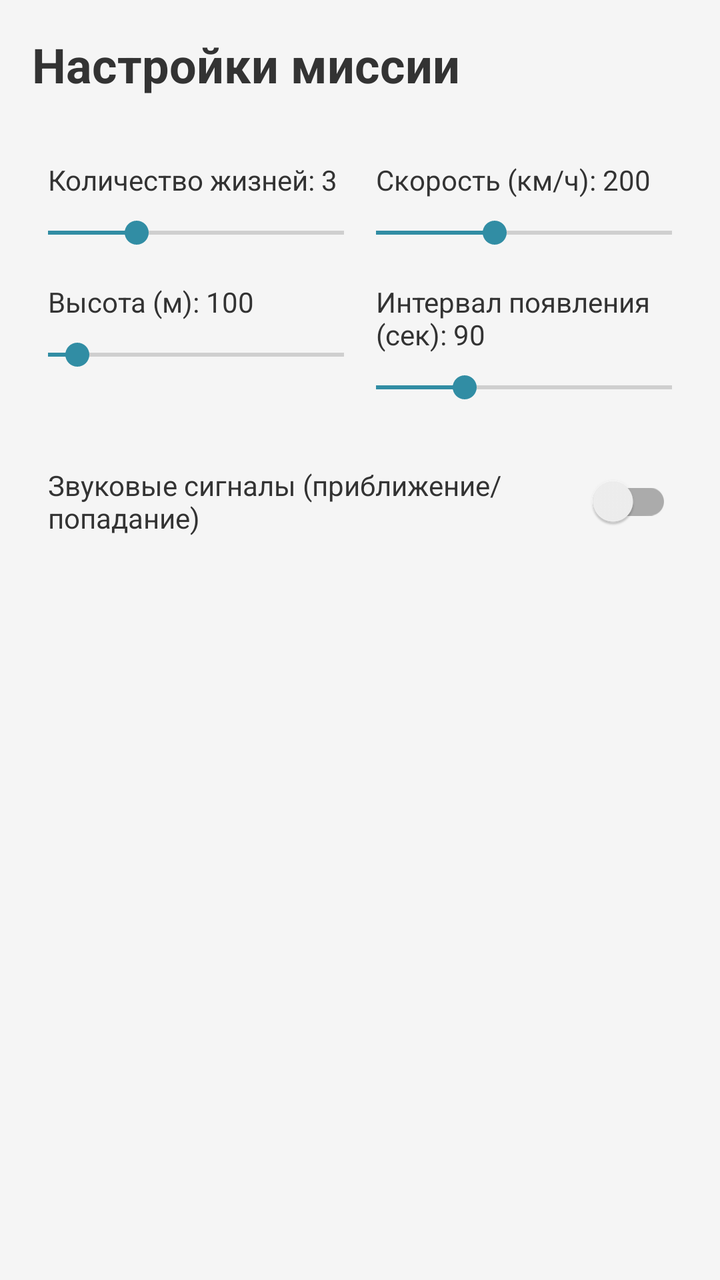
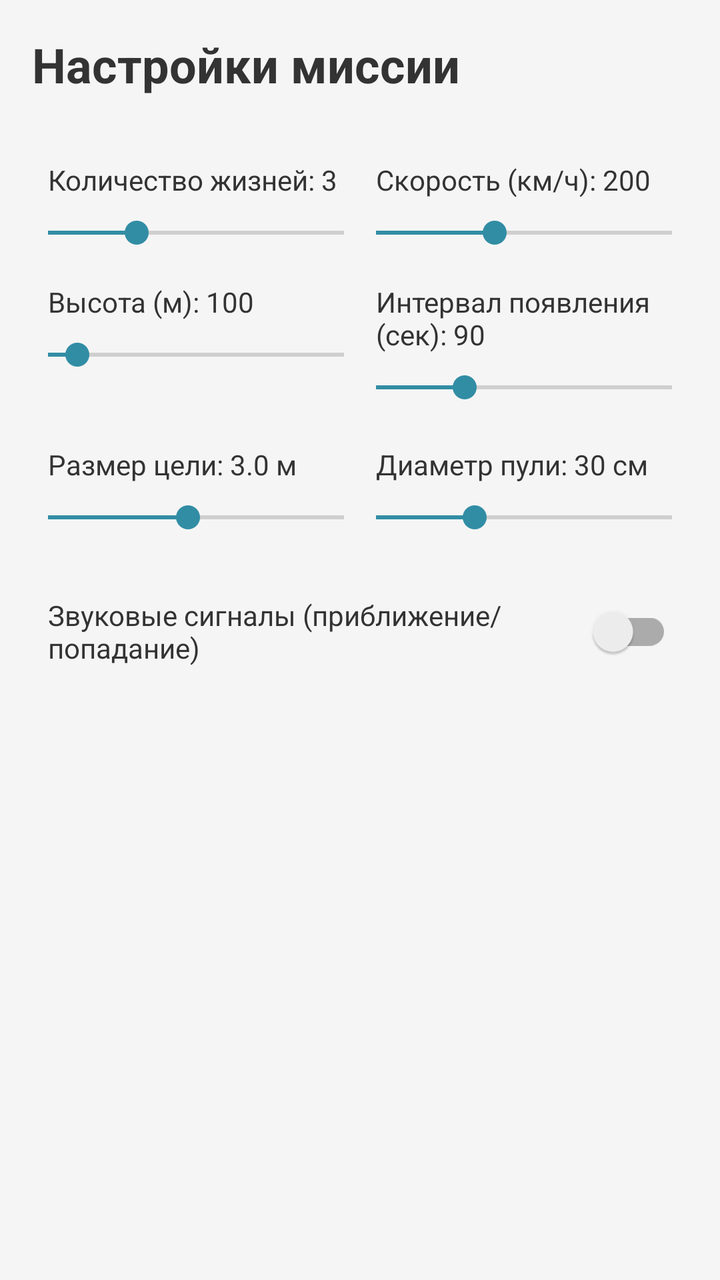

The first picture is an Android layout as it rendered before a commit; the second is the same layout after the commit. The layout source and the unified diff follow.
<!-- AndroidManifest.xml: application theme Theme.BerezaNet -->
<!-- res/layout/fragment_mission_settings.xml -->
<?xml version="1.0" encoding="utf-8"?>
<LinearLayout xmlns:android="http://schemas.android.com/apk/res/android"
    android:layout_width="match_parent"
    android:layout_height="match_parent"
    android:orientation="vertical"
    android:padding="16dp"
    android:background="#F5F5F5">

    <TextView
        android:layout_width="wrap_content"
        android:layout_height="wrap_content"
        android:text="Настройки миссии"
        android:textSize="24sp"
        android:textStyle="bold"
        android:layout_marginBottom="24dp"
        android:textColor="#333333"/>


    <GridLayout
        android:layout_width="match_parent"
        android:layout_height="wrap_content"
        android:columnCount="2"
        android:alignmentMode="alignMargins"
        android:columnOrderPreserved="false">

        
        <LinearLayout
            android:layout_width="0dp"
            android:layout_height="wrap_content"
            android:layout_columnWeight="1"
            android:orientation="vertical"
            android:padding="8dp">

            <TextView
                android:id="@+id/tv_lives_label"
                android:layout_width="wrap_content"
                android:layout_height="wrap_content"
                android:text="Количество жизней: 3"
                android:textSize="14sp"
                android:textColor="#333333"/>

            <SeekBar
                android:id="@+id/sb_lives"
                android:layout_width="match_parent"
                android:layout_height="wrap_content"
                android:max="10"
                android:progress="3"
                android:paddingStart="0dp"
                android:paddingEnd="0dp"
                android:layout_marginTop="8dp"/>
        </LinearLayout>

        
        <LinearLayout
            android:layout_width="0dp"
            android:layout_height="wrap_content"
            android:layout_columnWeight="1"
            android:orientation="vertical"
            android:padding="8dp">

            <TextView
                android:id="@+id/tv_speed_label"
                android:layout_width="wrap_content"
                android:layout_height="wrap_content"
                android:text="Скорость (км/ч): 200"
                android:textSize="14sp"
                android:textColor="#333333"/>

            <SeekBar
                android:id="@+id/sb_speed"
                android:layout_width="match_parent"
                android:layout_height="wrap_content"
                android:max="500"
                android:progress="200"
                android:paddingStart="0dp"
                android:paddingEnd="0dp"
                android:layout_marginTop="8dp"/>
        </LinearLayout>

        
        <LinearLayout
            android:layout_width="0dp"
            android:layout_height="wrap_content"
            android:layout_columnWeight="1"
            android:orientation="vertical"
            android:padding="8dp">

            <TextView
                android:id="@+id/tv_altitude_label"
                android:layout_width="wrap_content"
                android:layout_height="wrap_content"
                android:text="Высота (м): 100"
                android:textSize="14sp"
                android:textColor="#333333"/>

            <SeekBar
                android:id="@+id/sb_altitude"
                android:layout_width="match_parent"
                android:layout_height="wrap_content"
                android:max="1000"
                android:progress="100"
                android:paddingStart="0dp"
                android:paddingEnd="0dp"
                android:layout_marginTop="8dp"/>
        </LinearLayout>

        
        <LinearLayout
            android:layout_width="0dp"
            android:layout_height="wrap_content"
            android:layout_columnWeight="1"
            android:orientation="vertical"
            android:padding="8dp">

            <TextView
                android:id="@+id/tv_spawn_interval_label"
                android:layout_width="wrap_content"
                android:layout_height="wrap_content"
                android:text="Интервал появления (сек): 90"
                android:textSize="14sp"
                android:textColor="#333333"/>

            <SeekBar
                android:id="@+id/sb_spawn_interval"
                android:layout_width="match_parent"
                android:layout_height="wrap_content"
                android:max="300"
                android:progress="90"
                android:paddingStart="0dp"
                android:paddingEnd="0dp"
                android:layout_marginTop="8dp"/>
        </LinearLayout>
    </GridLayout>

    
    <LinearLayout
        android:layout_width="match_parent"
        android:layout_height="wrap_content"
        android:orientation="horizontal"
        android:padding="8dp"
        android:layout_marginTop="8dp"
        android:gravity="center_vertical">

        <TextView
            android:layout_width="0dp"
            android:layout_height="wrap_content"
            android:layout_weight="1"
            android:text="Звуковые сигналы (приближение/попадание)"
            android:textSize="14sp"
            android:textColor="#333333"/>

        <androidx.appcompat.widget.SwitchCompat
            android:id="@+id/sw_sound_enabled"
            android:layout_width="wrap_content"
            android:layout_height="wrap_content"
            android:checked="false"
            android:textColor="#333333"
            android:textSize="14sp"/>
    </LinearLayout>

</LinearLayout>
<!-- resources referenced by this layout -->
<resources>
  <style name="Theme.BerezaNet" parent="Theme.MaterialComponents.DayNight.NoActionBar">
      
      <item name="colorPrimary">@color/purple_500</item>
      <item name="colorPrimaryVariant">@color/purple_700</item>
      <item name="colorOnPrimary">@color/white</item>
  
      
      <item name="colorSecondary">@color/teal_200</item>
      <item name="colorSecondaryVariant">@color/teal_700</item>
      <item name="colorOnSecondary">@color/black</item>
  
      
      <item name="colorSurface">@color/white</item>
      <item name="colorOnSurface">@color/black</item>
  
      
      <item name="colorPrimaryContainer">@color/purple_500</item>
      <item name="colorOnPrimaryContainer">@color/purple_700</item>
  
      
      <item name="colorError">@color/red</item>
      <item name="colorOnError">@color/white</item>
  
      
      <item name="textAppearanceHeadline6">@style/TextAppearance.MaterialComponents.Headline6</item>
      <item name="textAppearanceSubtitle2">@style/TextAppearance.MaterialComponents.Subtitle2</item>
      <item name="textAppearanceCaption">@style/TextAppearance.MaterialComponents.Caption</item>
  
      
      <item name="dividerColor">@color/divider</item>
  
      <item name="android:statusBarColor">?attr/colorPrimaryVariant</item>
  </style>
  <color name="purple_500">#850FC5</color>
  <color name="purple_700">#A01A93</color>
  <color name="white">#FFFFFF</color>
  <color name="teal_200">#318DA4</color>
  <color name="teal_700">#3BC3D1</color>
  <color name="black">#000000</color>
  <color name="red">#FF0000</color>
  <color name="divider">#1F000000</color>
</resources>

<!-- the commit's change to res/layout/fragment_mission_settings.xml (unified diff, before → after) -->
@@ -133,6 +133,70 @@
     </GridLayout>
 
     
+    <GridLayout
+        android:layout_width="match_parent"
+        android:layout_height="wrap_content"
+        android:columnCount="2"
+        android:alignmentMode="alignMargins"
+        android:columnOrderPreserved="false"
+        android:layout_marginTop="4dp">
+
+        
+        <LinearLayout
+            android:layout_width="0dp"
+            android:layout_height="wrap_content"
+            android:layout_columnWeight="1"
+            android:orientation="vertical"
+            android:padding="8dp">
+
+            <TextView
+                android:id="@+id/tv_target_size_label"
+                android:layout_width="wrap_content"
+                android:layout_height="wrap_content"
+                android:text="Размер цели: 3.0 м"
+                android:textSize="14sp"
+                android:textColor="#333333"/>
+
+            <SeekBar
+                android:id="@+id/sb_target_size"
+                android:layout_width="match_parent"
+                android:layout_height="wrap_content"
+                android:max="57"
+                android:progress="27"
+                android:paddingStart="0dp"
+                android:paddingEnd="0dp"
+                android:layout_marginTop="8dp"/>
+        </LinearLayout>
+
+        
+        <LinearLayout
+            android:layout_width="0dp"
+            android:layout_height="wrap_content"
+            android:layout_columnWeight="1"
+            android:orientation="vertical"
+            android:padding="8dp">
+
+            <TextView
+                android:id="@+id/tv_bullet_diameter_label"
+                android:layout_width="wrap_content"
+                android:layout_height="wrap_content"
+                android:text="Диаметр пули: 30 см"
+                android:textSize="14sp"
+                android:textColor="#333333"/>
+
+            <SeekBar
+                android:id="@+id/sb_bullet_diameter"
+                android:layout_width="match_parent"
+                android:layout_height="wrap_content"
+                android:max="60"
+                android:progress="20"
+                android:paddingStart="0dp"
+                android:paddingEnd="0dp"
+                android:layout_marginTop="8dp"/>
+        </LinearLayout>
+    </GridLayout>
+
+    
     <LinearLayout
         android:layout_width="match_parent"
         android:layout_height="wrap_content"
